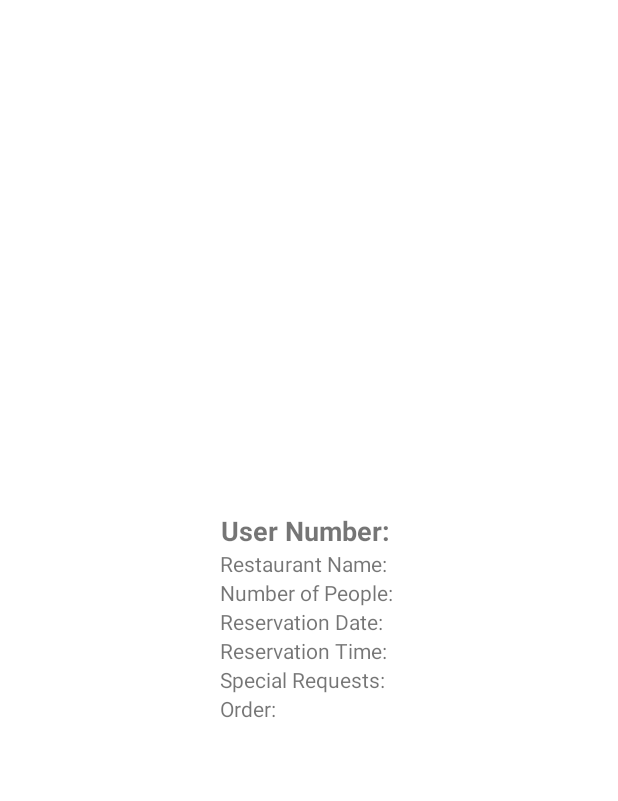
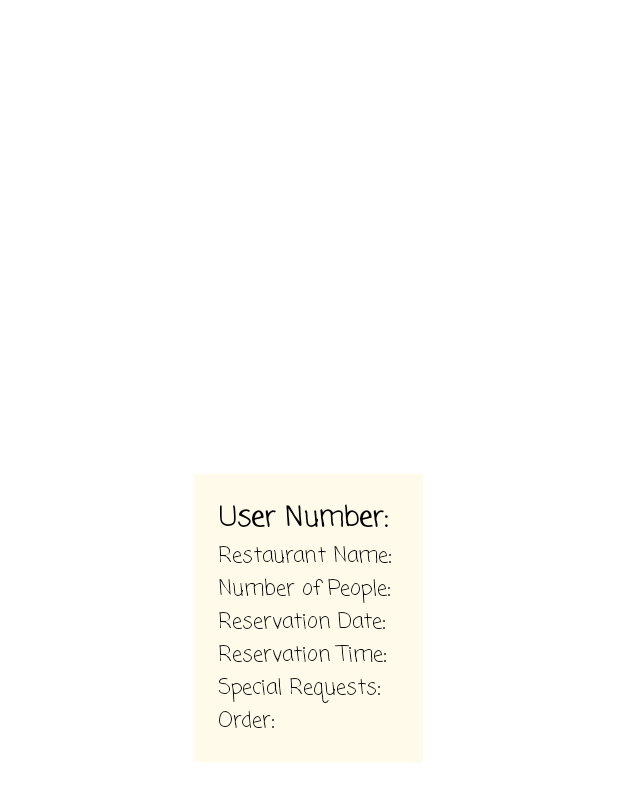
Before and after one commit to alisobhy22/Akelny, an Android app: the layout activity_popup_dashboard.xml on its own in the app's theme, with its tools: preview values and no code run, on a phone screen of 412 x 824 dp. Shown: the top 801 px of the screen. Run offline under Robolectric (Android 15) with nearby library versions, the phone set to English and light mode, and no system bars.

Commit message:
popup UI

```diff
--- a/app/src/main/res/layout/activity_popup_dashboard.xml
+++ b/app/src/main/res/layout/activity_popup_dashboard.xml
@@ -4,7 +4,8 @@
     android:layout_height="wrap_content"
     android:layout_gravity="center"
     android:orientation="vertical"
-    android:padding="16dp">
+    android:padding="16dp"
+    android:background="#fffaea">
 
     <TextView
         android:id="@+id/user_number"
@@ -13,7 +14,9 @@
         android:gravity="center"
         android:text="User Number: "
         android:textSize="18sp"
-        android:textStyle="bold" />
+        android:textStyle="bold"
+        android:textColor="@color/black"
+        android:fontFamily="casual"/>
 
     <LinearLayout
         android:layout_width="wrap_content"
@@ -25,37 +28,49 @@
             android:id="@+id/restaurant_name"
             android:layout_width="match_parent"
             android:layout_height="wrap_content"
-            android:text="Restaurant Name: " />
+            android:text="Restaurant Name: "
+            android:textColor="@color/black"
+            android:fontFamily="casual"/>
 
         <TextView
             android:id="@+id/number_of_people"
             android:layout_width="match_parent"
             android:layout_height="wrap_content"
-            android:text="Number of People: " />
+            android:text="Number of People: "
+            android:textColor="@color/black"
+            android:fontFamily="casual"/>
 
         <TextView
             android:id="@+id/reservation_date"
             android:layout_width="match_parent"
             android:layout_height="wrap_content"
-            android:text="Reservation Date: " />
+            android:text="Reservation Date: "
+            android:textColor="@color/black"
+            android:fontFamily="casual"/>
 
         <TextView
             android:id="@+id/reservation_time"
             android:layout_width="match_parent"
             android:layout_height="wrap_content"
-            android:text="Reservation Time: " />
+            android:text="Reservation Time: "
+            android:textColor="@color/black"
+            android:fontFamily="casual"/>
 
         <TextView
             android:id="@+id/special_requests"
             android:layout_width="match_parent"
             android:layout_height="wrap_content"
-            android:text="Special Requests: " />
+            android:text="Special Requests: "
+            android:textColor="@color/black"
+            android:fontFamily="casual"/>
 
         <TextView
             android:id="@+id/order"
             android:layout_width="match_parent"
             android:layout_height="wrap_content"
-            android:text="Order: " />
+            android:text="Order: "
+            android:textColor="@color/black"
+            android:fontFamily="casual"/>
 
     </LinearLayout>
 
```
